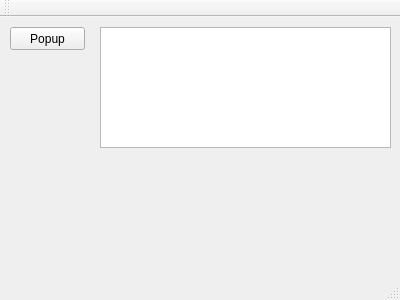
aint-no-programmer/PopupMessageBox, file MainWindow.ui: the form before one commit.
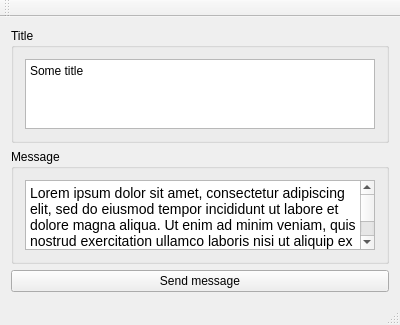
The form after the commit.

What changed in the file:
```diff
--- a/MainWindow.ui
+++ b/MainWindow.ui
@@ -14,29 +14,55 @@
    <string>MainWindow</string>
   </property>
   <widget class="QWidget" name="centralWidget">
-   <widget class="QPushButton" name="pushButton">
-    <property name="geometry">
-     <rect>
-      <x>10</x>
-      <y>10</y>
-      <width>75</width>
-      <height>23</height>
-     </rect>
-    </property>
-    <property name="text">
-     <string>Popup</string>
-    </property>
-   </widget>
-   <widget class="QTextEdit" name="textEdit">
-    <property name="geometry">
-     <rect>
-      <x>100</x>
-      <y>10</y>
-      <width>291</width>
-      <height>121</height>
-     </rect>
-    </property>
-   </widget>
+   <layout class="QVBoxLayout" name="verticalLayout">
+    <item>
+     <widget class="QGroupBox" name="groupBox">
+      <property name="title">
+       <string>Title</string>
+      </property>
+      <layout class="QVBoxLayout" name="verticalLayout_2">
+       <item>
+        <widget class="QTextEdit" name="textEdit_2">
+         <property name="html">
+          <string>&lt;!DOCTYPE HTML PUBLIC &quot;-//W3C//DTD HTML 4.0//EN&quot; &quot;http://www.w3.org/TR/REC-html40/strict.dtd&quot;&gt;
+&lt;html&gt;&lt;head&gt;&lt;meta name=&quot;qrichtext&quot; content=&quot;1&quot; /&gt;&lt;style type=&quot;text/css&quot;&gt;
+p, li { white-space: pre-wrap; }
+&lt;/style&gt;&lt;/head&gt;&lt;body style=&quot; font-family:'Sans Serif'; font-size:9pt; font-weight:400; font-style:normal;&quot;&gt;
+&lt;p style=&quot; margin-top:0px; margin-bottom:0px; margin-left:0px; margin-right:0px; -qt-block-indent:0; text-indent:0px;&quot;&gt;Some title&lt;/p&gt;&lt;/body&gt;&lt;/html&gt;</string>
+         </property>
+        </widget>
+       </item>
+      </layout>
+     </widget>
+    </item>
+    <item>
+     <widget class="QGroupBox" name="groupBox_2">
+      <property name="title">
+       <string>Message</string>
+      </property>
+      <layout class="QVBoxLayout" name="verticalLayout_3">
+       <item>
+        <widget class="QTextEdit" name="textEdit">
+         <property name="html">
+          <string>&lt;!DOCTYPE HTML PUBLIC &quot;-//W3C//DTD HTML 4.0//EN&quot; &quot;http://www.w3.org/TR/REC-html40/strict.dtd&quot;&gt;
+&lt;html&gt;&lt;head&gt;&lt;meta name=&quot;qrichtext&quot; content=&quot;1&quot; /&gt;&lt;style type=&quot;text/css&quot;&gt;
+p, li { white-space: pre-wrap; }
+&lt;/style&gt;&lt;/head&gt;&lt;body style=&quot; font-family:'Sans Serif'; font-size:9pt; font-weight:400; font-style:normal;&quot;&gt;
+&lt;p style=&quot; margin-top:0px; margin-bottom:0px; margin-left:0px; margin-right:0px; -qt-block-indent:0; text-indent:0px;&quot;&gt;&lt;span style=&quot; font-family:'Open Sans','Arial','sans-serif'; font-size:14px; color:#000000; background-color:#ffffff;&quot;&gt;Lorem ipsum dolor sit amet, consectetur adipiscing elit, sed do eiusmod tempor incididunt ut labore et dolore magna aliqua. Ut enim ad minim veniam, quis nostrud exercitation ullamco laboris nisi ut aliquip ex ea commodo consequat. Duis aute irure dolor in reprehenderit in voluptate velit esse cillum dolore eu fugiat nulla pariatur. Excepteur sint occaecat cupidatat non proident, sunt in culpa qui officia deserunt mollit anim id est laborum.&lt;/span&gt;&lt;/p&gt;&lt;/body&gt;&lt;/html&gt;</string>
+         </property>
+        </widget>
+       </item>
+      </layout>
+     </widget>
+    </item>
+    <item>
+     <widget class="QPushButton" name="pushButton">
+      <property name="text">
+       <string>Send message</string>
+      </property>
+     </widget>
+    </item>
+   </layout>
   </widget>
   <widget class="QMenuBar" name="menuBar">
    <property name="geometry">
```
Left out of the diff: 2 changed lines with no effect on the pictures.
